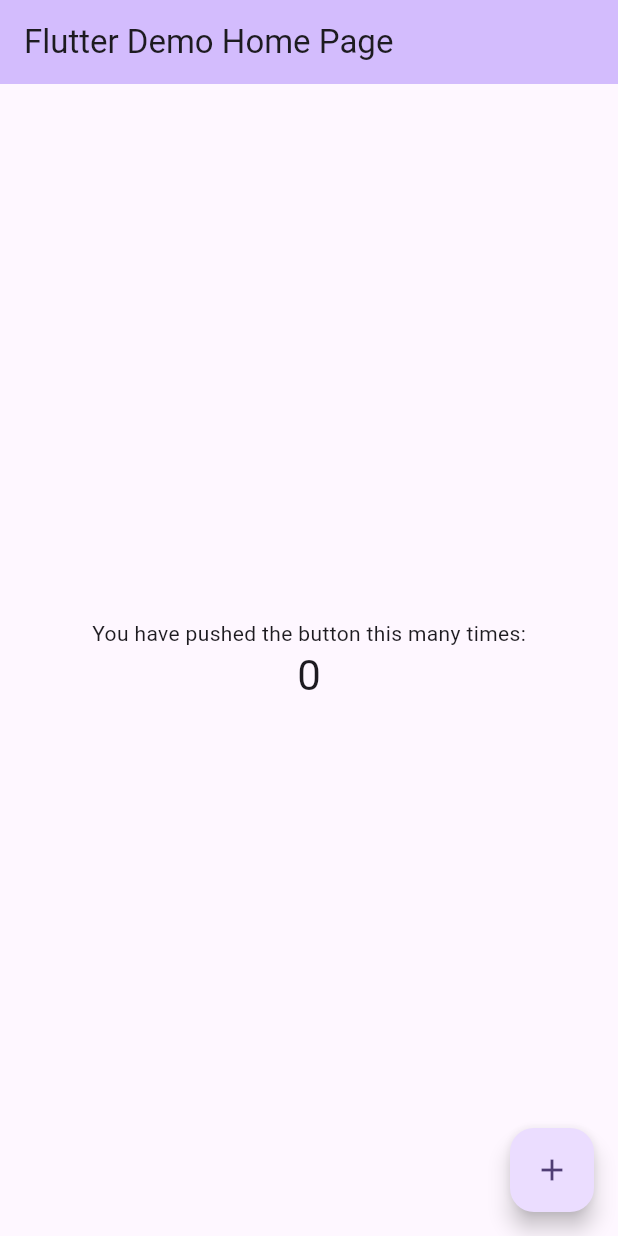
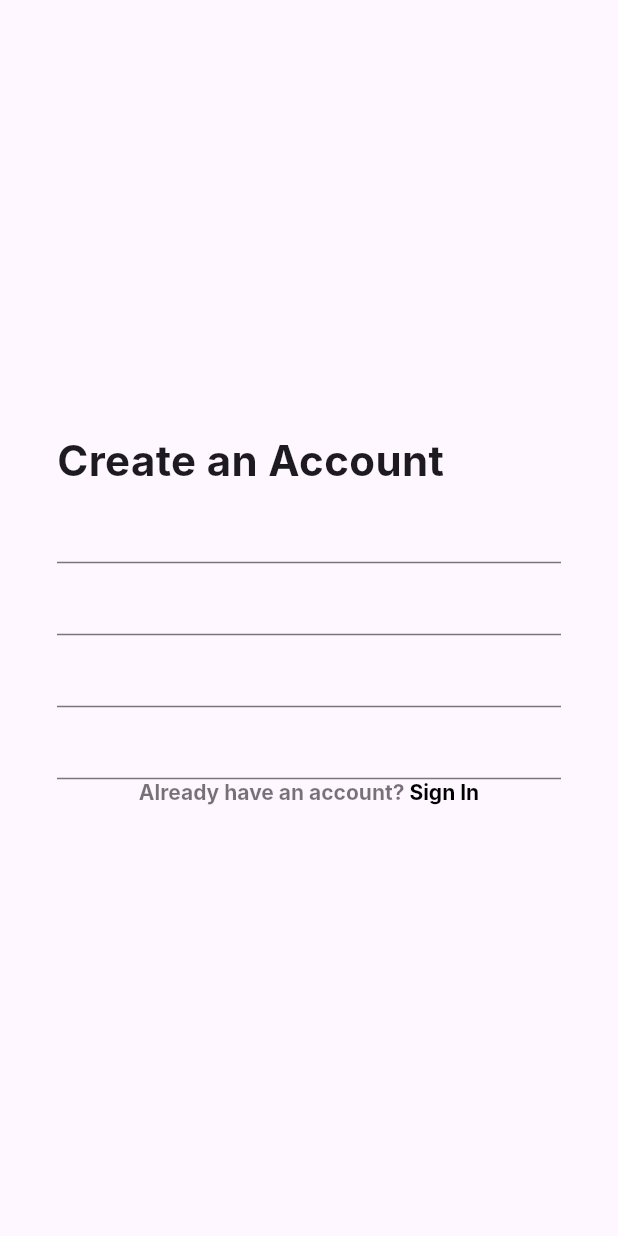
Before and after one commit to CarlosMarcaa/proyecto-IS, a Flutter app: the screen it shows after launch, on a phone screen of 412 x 824 dp. Run offline on Flutter 3.47's test engine with Material 3 defaults, Android fonts, the phone set to English and light mode, and no system bars; our stand-ins replace firebase_core; accounts and stored records are empty; Roboto replaces fonts that are missing (Inter).

Commit message:
Creates the structure of the registration form :8ball:

```diff
--- a/repuestazo/lib/main.dart
+++ b/repuestazo/lib/main.dart
@@ -1,8 +1,9 @@
 import 'package:flutter/material.dart';
 import 'package:firebase_core/firebase_core.dart';
+import 'package:repuestazo/views/register/register.dart';
 import 'firebase_options.dart';
 
-Future<void> main () async {
+Future<void> main() async {
   await Firebase.initializeApp(
     options: DefaultFirebaseOptions.currentPlatform,
   );
@@ -16,115 +17,12 @@
   @override
   Widget build(BuildContext context) {
     return MaterialApp(
-      title: 'Flutter Demo',
+      title: 'Repuestazo',
       theme: ThemeData(
-        // This is the theme of your application.
-        //
-        // TRY THIS: Try running your application with "flutter run". You'll see
-        // the application has a purple toolbar. Then, without quitting the app,
-        // try changing the seedColor in the colorScheme below to Colors.green
-        // and then invoke "hot reload" (save your changes or press the "hot
-        // reload" button in a Flutter-supported IDE, or press "r" if you used
-        // the command line to start the app).
-        //
-        // Notice that the counter didn't reset back to zero; the application
-        // state is not lost during the reload. To reset the state, use hot
-        // restart instead.
-        //
-        // This works for code too, not just values: Most code changes can be
-        // tested with just a hot reload.
         colorScheme: ColorScheme.fromSeed(seedColor: Colors.deepPurple),
         useMaterial3: true,
       ),
-      home: const MyHomePage(title: 'Flutter Demo Home Page'),
+      home: const Register(),
     );
   }
 }
-
-class MyHomePage extends StatefulWidget {
-  const MyHomePage({super.key, required this.title});
-
-  // This widget is the home page of your application. It is stateful, meaning
-  // that it has a State object (defined below) that contains fields that affect
-  // how it looks.
-
-  // This class is the configuration for the state. It holds the values (in this
-  // case the title) provided by the parent (in this case the App widget) and
-  // used by the build method of the State. Fields in a Widget subclass are
-  // always marked "final".
-
-  final String title;
-
-  @override
-  State<MyHomePage> createState() => _MyHomePageState();
-}
-
-class _MyHomePageState extends State<MyHomePage> {
-  int _counter = 0;
-
-  void _incrementCounter() {
-    setState(() {
-      // This call to setState tells the Flutter framework that something has
-      // changed in this State, which causes it to rerun the build method below
-      // so that the display can reflect the updated values. If we changed
-      // _counter without calling setState(), then the build method would not be
-      // called again, and so nothing would appear to happen.
-      _counter++;
-    });
-  }
-
-  @override
-  Widget build(BuildContext context) {
-    // This method is rerun every time setState is called, for instance as done
-    // by the _incrementCounter method above.
-    //
-    // The Flutter framework has been optimized to make rerunning build methods
-    // fast, so that you can just rebuild anything that needs updating rather
-    // than having to individually change instances of widgets.
-    return Scaffold(
-      appBar: AppBar(
-        // TRY THIS: Try changing the color here to a specific color (to
-        // Colors.amber, perhaps?) and trigger a hot reload to see the AppBar
-        // change color while the other colors stay the same.
-        backgroundColor: Theme.of(context).colorScheme.inversePrimary,
-        // Here we take the value from the MyHomePage object that was created by
-        // the App.build method, and use it to set our appbar title.
-        title: Text(widget.title),
-      ),
-      body: Center(
-        // Center is a layout widget. It takes a single child and positions it
-        // in the middle of the parent.
-        child: Column(
-          // Column is also a layout widget. It takes a list of children and
-          // arranges them vertically. By default, it sizes itself to fit its
-          // children horizontally, and tries to be as tall as its parent.
-          //
-          // Column has various properties to control how it sizes itself and
-          // how it positions its children. Here we use mainAxisAlignment to
-          // center the children vertically; the main axis here is the vertical
-          // axis because Columns are vertical (the cross axis would be
-          // horizontal).
-          //
-          // TRY THIS: Invoke "debug painting" (choose the "Toggle Debug Paint"
-          // action in the IDE, or press "p" in the console), to see the
-          // wireframe for each widget.
-          mainAxisAlignment: MainAxisAlignment.center,
-          children: <Widget>[
-            const Text(
-              'You have pushed the button this many times:',
-            ),
-            Text(
-              '$_counter',
-              style: Theme.of(context).textTheme.headlineMedium,
-            ),
-          ],
-        ),
-      ),
-      floatingActionButton: FloatingActionButton(
-        onPressed: _incrementCounter,
-        tooltip: 'Increment',
-        child: const Icon(Icons.add),
-      ), // This trailing comma makes auto-formatting nicer for build methods.
-    );
-  }
-}
--- /dev/null
+++ b/repuestazo/lib/views/register/body.dart
@@ -0,0 +1,58 @@
+import 'package:flutter/gestures.dart';
+import 'package:flutter/material.dart';
+
+class Body extends StatefulWidget {
+  const Body({super.key});
+
+  @override
+  State<Body> createState() => _BodyState();
+}
+
+class _BodyState extends State<Body> {
+  @override
+  Widget build(BuildContext context) {
+    return Padding(
+      padding: const EdgeInsets.all(38.0),
+      child: Column(
+        mainAxisAlignment: MainAxisAlignment.center,
+        crossAxisAlignment: CrossAxisAlignment.start,
+        children: [
+          const Text(
+            "Create an Account",
+            style: TextStyle(
+              fontSize: 28,
+              fontFamily: "Inter",
+              fontWeight: FontWeight.bold,
+            ),
+          ),
+          TextField(),
+          TextField(),
+          TextField(),
+          TextField(),
+          Center(
+            child: RichText(
+              textAlign: TextAlign.center,
+              text: TextSpan(
+                  text: 'Already have an account?',
+                  style: const TextStyle(
+                    color: Colors.black54,
+                    fontWeight: FontWeight.bold,
+                    fontFamily: "Inter",
+                  ),
+                  children: <TextSpan>[
+                    TextSpan(
+                        text: ' Sign In',
+                        style: const TextStyle(
+                          color: Colors.black,
+                          fontWeight: FontWeight.bold,
+                          fontFamily: "Inter",
+                        ),
+                        recognizer: TapGestureRecognizer()..onTap = () {})
+                  ]),
+            ),
+          )
+        ],
+      ),
+    );
+  }
+}
--- /dev/null
+++ b/repuestazo/lib/views/register/register.dart
@@ -0,0 +1,18 @@
+import 'package:flutter/material.dart';
+import 'package:repuestazo/views/register/body.dart';
+
+class Register extends StatefulWidget {
+  const Register({super.key});
+
+  @override
+  State<Register> createState() => _RegisterState();
+}
+
+class _RegisterState extends State<Register> {
+  @override
+  Widget build(BuildContext context) {
+    return Scaffold(
+      body: Body(),
+    );
+  }
+}
--- a/repuestazo/pubspec.yaml
+++ b/repuestazo/pubspec.yaml
@@ -38,6 +38,7 @@ dependencies:
   firebase_core: ^2.32.0
   firebase_auth: ^4.20.0
   cloud_firestore: ^4.17.5
+  flutter_native_splash: ^2.4.0
 
 dev_dependencies:
   flutter_test:
--- /dev/null
+++ b/repuestazo/splash.yaml
@@ -0,0 +1,3 @@
+flutter_native_splash:
+  color: "#FFFFFF"
+  image: assets/Logo Repuestazo.png
```
Also changed, not shown: repuestazo/assets/Logo Repuestazo.png (added), repuestazo/pubspec.lock.
